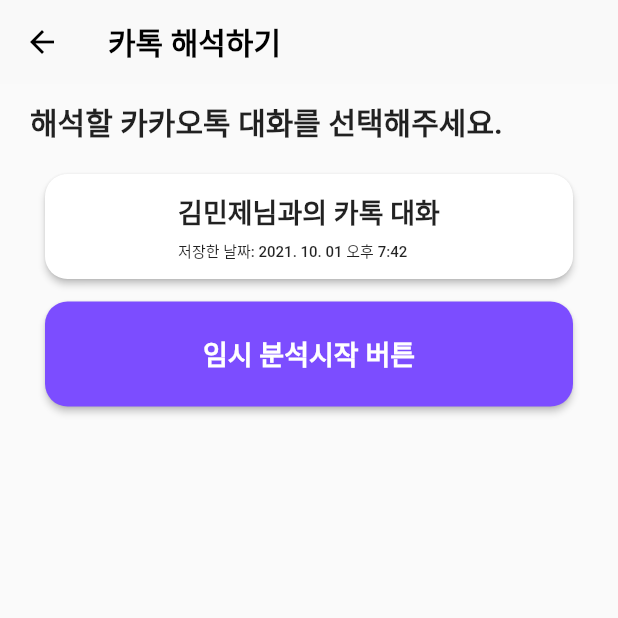
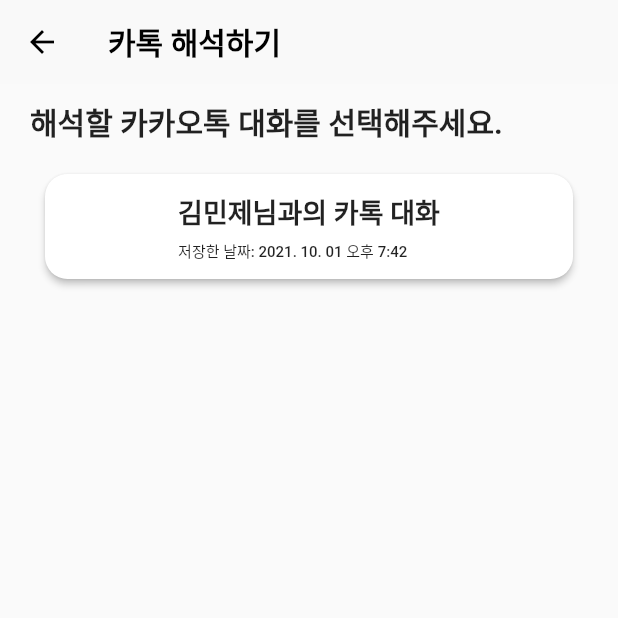
Before and after one commit to meannnj/katalkhae, a Flutter app: the KatalkChoice screen opened directly, after a tap on "김민제님과의 카톡 대화", on a phone screen of 412 x 824 dp, the top half of it. Run offline on Flutter 3.47's test engine with Material 2 defaults, Android fonts, the phone set to English and light mode, and no system bars; our stand-ins replace file_picker, logger; missing offline and left inert: file_picker_cross.

Commit message:
* 임시 분석 시작 버튼 삭제 * 분석할 카톡을 선택하면 날짜선택 다이얼로그 나오도록 구현

```diff
--- a/lib/screens/analyze_katalk_choice.dart
+++ b/lib/screens/analyze_katalk_choice.dart
@@ -53,43 +53,9 @@ class KatalkChoice extends StatelessWidget {
                   padding: const EdgeInsets.all(10),
                   child: Column(
                     children: [
-
-
                       KatalkListButton(),
-
-
                       SizedBox(
                         height: 15.0,
-                      ),
-                      ElevatedButton(
-                        child: Column(
-                          crossAxisAlignment: CrossAxisAlignment.start,
-                          children: const <Widget>[
-                            Text('임시 분석시작 버튼',
-                                textAlign: TextAlign.left,
-                                style: TextStyle(
-                                  color: Colors.white,
-                                  fontSize: 18,
-                                  fontWeight: FontWeight.bold,
-                                )),
-                          ],
-                        ),
-                        onPressed: () {
-                          showDialog<String>(
-                              context: context,
-                              builder: (BuildContext context) =>
-                                  CalendarDialog()
-                          );
-                        },
-                        style: ElevatedButton.styleFrom(
-                          //primary: Colors.black,
-                          minimumSize: const Size(390, 70),
-                          primary: Colors.deepPurpleAccent,
-                          shape: RoundedRectangleBorder(
-                            borderRadius: BorderRadius.circular(15.0),
-                            //side: BorderSide(color: Colors.red)
-                          ),
-                        ),
                       ),
                     ],
                   ),
--- a/lib/widget/katalk_list_button.dart
+++ b/lib/widget/katalk_list_button.dart
@@ -5,6 +5,8 @@ import 'package:file_picker_cross/file_picker_cross.dart';
 import 'package:flutter/material.dart';
 import 'package:katalkhae/helpers/logger.dart';
 import 'package:path_provider/path_provider.dart';
+
+import 'date_choice_dialog.dart';
 
 class KatalkListButton extends StatelessWidget {
   GlobalKey widgetKey = GlobalKey();
@@ -40,8 +42,13 @@ class KatalkListButton extends StatelessWidget {
         final _filePath = fileInfo.files.first.path;
         final katalkFile = File('$_filePath');
         final katalkContent = await katalkFile.readAsString();
-        logger.i('string : ',katalkContent);
+        logger.i('카카오톡 내용 : ',katalkContent);
 
+        showDialog<String>(
+            context: context,
+            builder: (BuildContext context) =>
+                CalendarDialog()
+        );
       },
       style: ElevatedButton.styleFrom(
         //primary: Colors.black,
```
